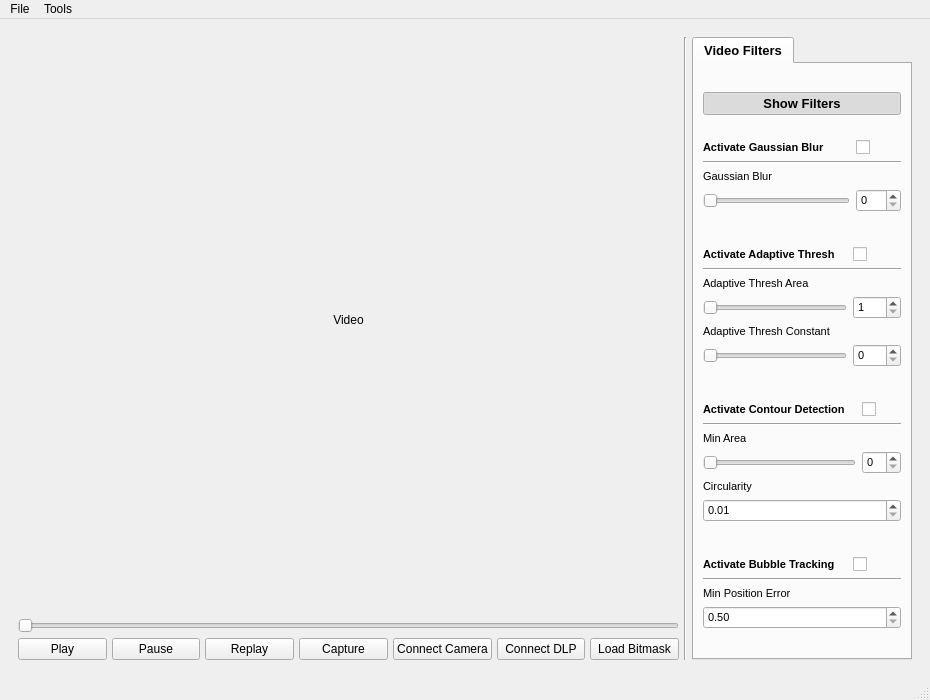
The window that src/ui/dlpctl.ui (tarumishra9498/dlpctlF25) describes before a commit, drawn with Qt 5.
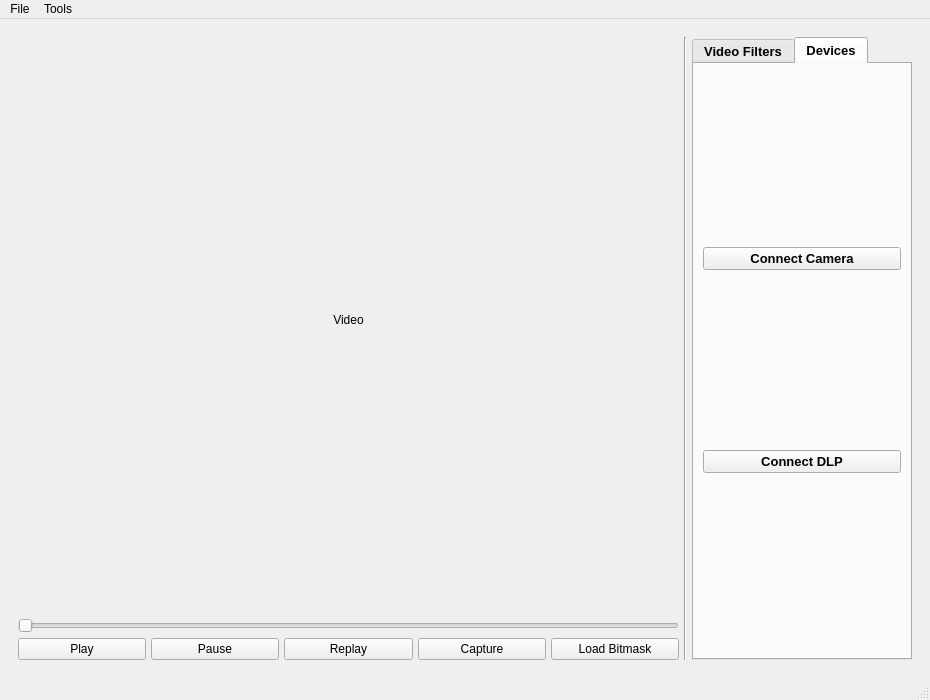
The same window after the commit. The open tabs and pages were chosen to show the change.

Commit message: Move device connection buttons to their own tab

```diff
--- a/src/ui/dlpctl.ui
+++ b/src/ui/dlpctl.ui
@@ -126,20 +126,6 @@
              </property>
             </widget>
            </item>
-           <item>
-            <widget class="QPushButton" name="pushButton">
-             <property name="text">
-              <string>Connect Camera</string>
-             </property>
-            </widget>
-           </item>
-           <item>
-            <widget class="QPushButton" name="pushButton_2">
-             <property name="text">
-              <string>Connect DLP</string>
-             </property>
-            </widget>
-           </item>
            <item>
             <widget class="QPushButton" name="load_bitmask">
              <property name="text">
@@ -700,6 +686,33 @@
              </item>
             </layout>
            </widget>
+           <widget class="QWidget" name="devices_tab">
+            <property name="sizePolicy">
+             <sizepolicy hsizetype="Expanding" vsizetype="Minimum">
+              <horstretch>0</horstretch>
+              <verstretch>0</verstretch>
+             </sizepolicy>
+            </property>
+            <attribute name="title">
+             <string>Devices</string>
+            </attribute>
+            <layout class="QVBoxLayout" name="verticalLayout_2">
+             <item>
+              <widget class="QPushButton" name="pushButton">
+               <property name="text">
+                <string>Connect Camera</string>
+               </property>
+              </widget>
+             </item>
+             <item>
+              <widget class="QPushButton" name="pushButton_2">
+               <property name="text">
+                <string>Connect DLP</string>
+               </property>
+              </widget>
+             </item>
+            </layout>
+           </widget>
           </widget>
          </item>
         </layout>
```
Left out of the diff: 4 changed lines with no effect on the pictures. The commit also changes 1 other file.
